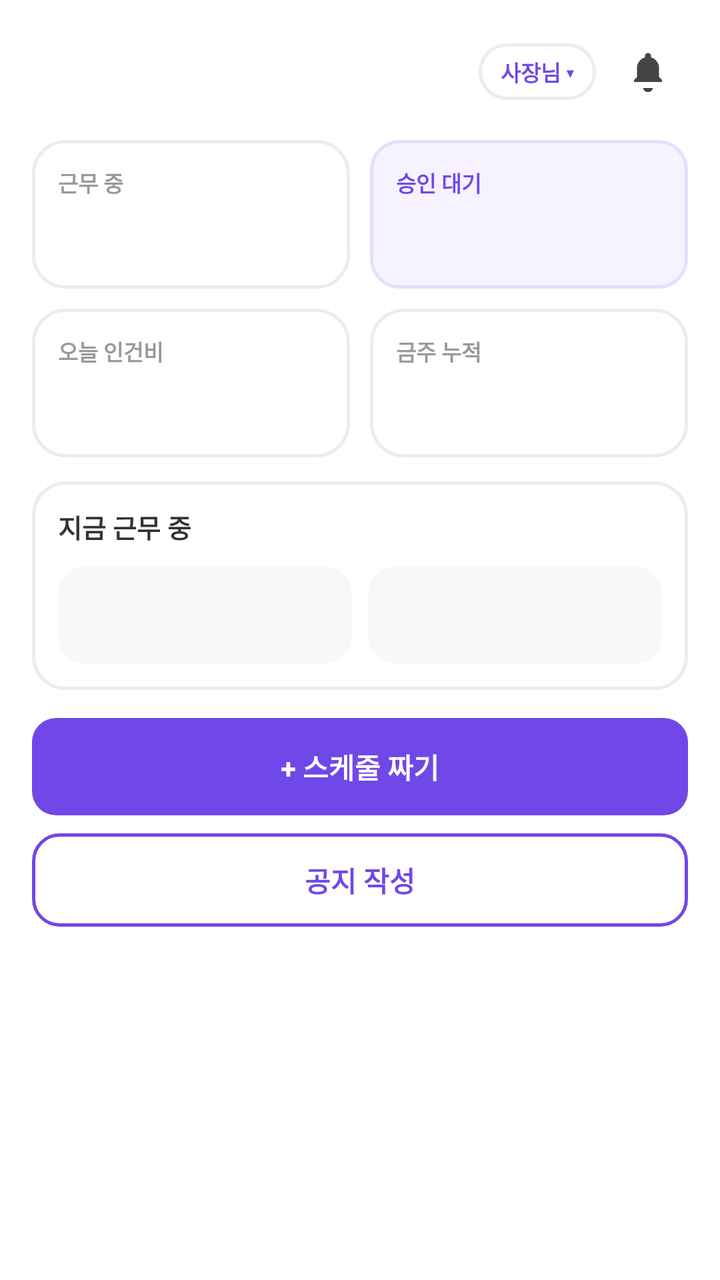
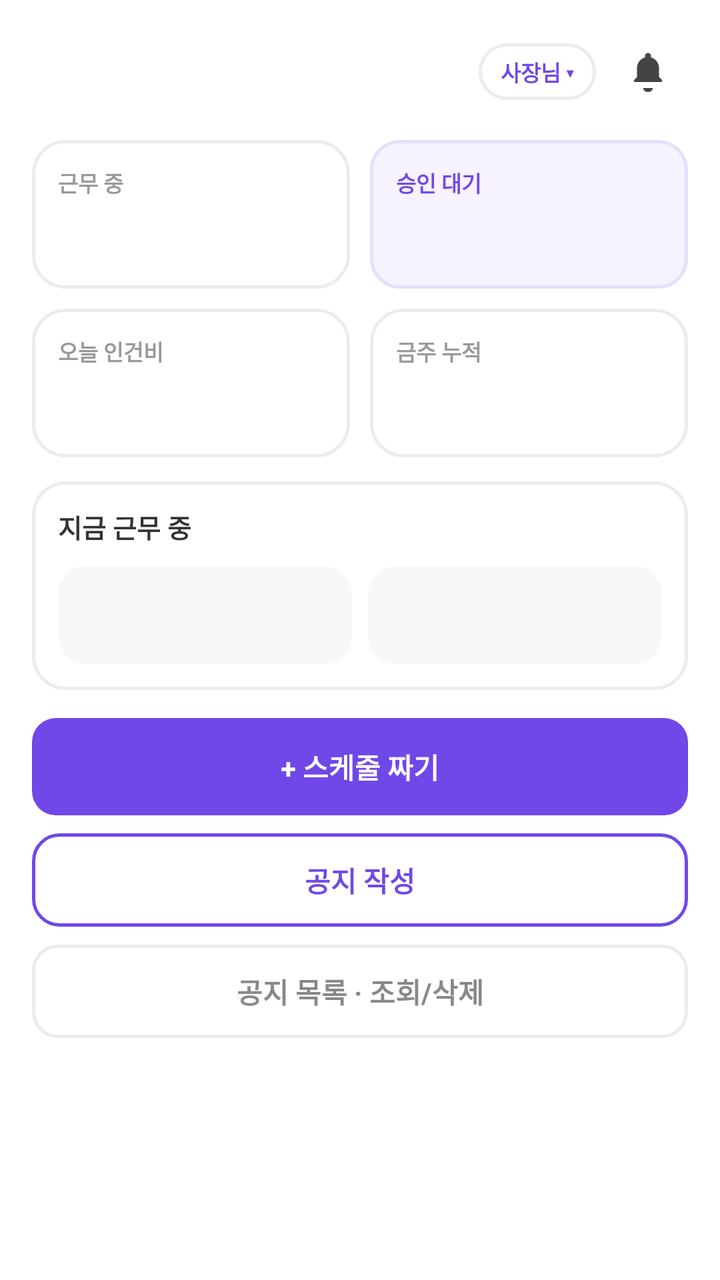

An Android layout rendered at two revisions. The XML below is the earlier revision; the diff shows what the commit changed to produce the second picture.
<!-- AndroidManifest.xml: application theme Theme.PTManagerEmployer -->
<!-- res/layout/fragment_home.xml -->
<?xml version="1.0" encoding="utf-8"?>
<androidx.core.widget.NestedScrollView xmlns:android="http://schemas.android.com/apk/res/android"
    android:layout_width="match_parent"
    android:layout_height="match_parent"
    android:background="@color/white"
    android:fillViewport="true">

    <LinearLayout
        android:layout_width="match_parent"
        android:layout_height="wrap_content"
        android:orientation="vertical"
        android:paddingHorizontal="16dp"
        android:paddingTop="16dp"
        android:paddingBottom="24dp">

        
        <LinearLayout
            android:layout_width="match_parent"
            android:layout_height="wrap_content"
            android:orientation="horizontal"
            android:gravity="center_vertical">

            <TextView
                android:id="@+id/tv_store_name"
                android:layout_width="0dp"
                android:layout_height="wrap_content"
                android:layout_weight="1"
                android:text=""
                android:textColor="@color/text_primary"
                android:textSize="18sp"
                android:textStyle="bold" />

            <TextView
                android:layout_width="wrap_content"
                android:layout_height="wrap_content"
                android:background="@drawable/bg_pill"
                android:text="사장님 ▾"
                android:textColor="@color/brand"
                android:textSize="11sp"
                android:textStyle="bold"
                android:paddingHorizontal="11dp"
                android:paddingVertical="6dp" />

            <ImageView
                android:id="@+id/btn_bell"
                android:layout_width="40dp"
                android:layout_height="40dp"
                android:layout_marginStart="6dp"
                android:padding="8dp"
                android:src="@drawable/ic_bell"
                android:background="?attr/selectableItemBackgroundBorderless"
                android:contentDescription="알림" />
        </LinearLayout>

        
        
        <LinearLayout
            android:layout_width="match_parent"
            android:layout_height="wrap_content"
            android:layout_marginTop="14dp"
            android:orientation="horizontal"
            android:baselineAligned="false">

            
            <LinearLayout
                android:layout_width="0dp"
                android:layout_height="wrap_content"
                android:layout_weight="1"
                android:layout_marginEnd="5dp"
                android:orientation="vertical"
                android:background="@drawable/bg_card"
                android:padding="13dp">

                <TextView
                    android:layout_width="wrap_content"
                    android:layout_height="wrap_content"
                    android:text="근무 중"
                    android:textColor="@color/text_tertiary"
                    android:textSize="11sp"
                    android:textStyle="bold" />

                <TextView
                    android:id="@+id/tv_working_count"
                    android:layout_width="wrap_content"
                    android:layout_height="wrap_content"
                    android:layout_marginTop="5dp"
                    android:text=""
                    android:textColor="@color/text_primary"
                    android:textSize="20sp"
                    android:textStyle="bold" />
            </LinearLayout>

            
            <LinearLayout
                android:id="@+id/card_approval"
                android:layout_width="0dp"
                android:layout_height="wrap_content"
                android:layout_weight="1"
                android:layout_marginStart="5dp"
                android:orientation="vertical"
                android:background="@drawable/bg_card_tinted"
                android:padding="13dp"
                android:foreground="?attr/selectableItemBackground">

                <TextView
                    android:layout_width="wrap_content"
                    android:layout_height="wrap_content"
                    android:text="승인 대기"
                    android:textColor="@color/brand"
                    android:textSize="11sp"
                    android:textStyle="bold" />

                <TextView
                    android:id="@+id/tv_approval_count"
                    android:layout_width="wrap_content"
                    android:layout_height="wrap_content"
                    android:layout_marginTop="5dp"
                    android:text=""
                    android:textColor="@color/text_primary"
                    android:textSize="20sp"
                    android:textStyle="bold" />
            </LinearLayout>
        </LinearLayout>

        
        <LinearLayout
            android:id="@+id/card_labor"
            android:layout_width="match_parent"
            android:layout_height="wrap_content"
            android:layout_marginTop="10dp"
            android:orientation="horizontal"
            android:baselineAligned="false"
            android:foreground="?attr/selectableItemBackground">

            
            <LinearLayout
                android:layout_width="0dp"
                android:layout_height="wrap_content"
                android:layout_weight="1"
                android:layout_marginEnd="5dp"
                android:orientation="vertical"
                android:background="@drawable/bg_card"
                android:padding="13dp">

                <TextView
                    android:layout_width="wrap_content"
                    android:layout_height="wrap_content"
                    android:text="오늘 인건비"
                    android:textColor="@color/text_tertiary"
                    android:textSize="11sp"
                    android:textStyle="bold" />

                <TextView
                    android:id="@+id/tv_today_labor"
                    android:layout_width="wrap_content"
                    android:layout_height="wrap_content"
                    android:layout_marginTop="5dp"
                    android:text=""
                    android:textColor="@color/text_primary"
                    android:textSize="20sp"
                    android:textStyle="bold" />
            </LinearLayout>

            
            <LinearLayout
                android:layout_width="0dp"
                android:layout_height="wrap_content"
                android:layout_weight="1"
                android:layout_marginStart="5dp"
                android:orientation="vertical"
                android:background="@drawable/bg_card"
                android:padding="13dp">

                <TextView
                    android:layout_width="wrap_content"
                    android:layout_height="wrap_content"
                    android:text="금주 누적"
                    android:textColor="@color/text_tertiary"
                    android:textSize="11sp"
                    android:textStyle="bold" />

                <TextView
                    android:id="@+id/tv_month_labor"
                    android:layout_width="wrap_content"
                    android:layout_height="wrap_content"
                    android:layout_marginTop="5dp"
                    android:text=""
                    android:textColor="@color/text_primary"
                    android:textSize="20sp"
                    android:textStyle="bold" />
            </LinearLayout>
        </LinearLayout>

        
        <LinearLayout
            android:layout_width="match_parent"
            android:layout_height="wrap_content"
            android:layout_marginTop="12dp"
            android:orientation="vertical"
            android:background="@drawable/bg_card"
            android:padding="13dp">

            <LinearLayout
                android:layout_width="match_parent"
                android:layout_height="wrap_content"
                android:orientation="horizontal"
                android:gravity="center_vertical">

                <TextView
                    android:layout_width="0dp"
                    android:layout_height="wrap_content"
                    android:layout_weight="1"
                    android:text="지금 근무 중"
                    android:textColor="#333333"
                    android:textSize="13sp"
                    android:textStyle="bold" />

                <TextView
                    android:layout_width="wrap_content"
                    android:layout_height="wrap_content"
                    android:text=""
                    android:textColor="@color/accent_green"
                    android:textSize="11sp"
                    android:textStyle="bold" />
            </LinearLayout>

            <LinearLayout
                android:layout_width="match_parent"
                android:layout_height="wrap_content"
                android:layout_marginTop="10dp"
                android:orientation="horizontal"
                android:baselineAligned="false">

                <LinearLayout
                    android:layout_width="0dp"
                    android:layout_height="wrap_content"
                    android:layout_weight="1"
                    android:layout_marginEnd="4dp"
                    android:orientation="vertical"
                    android:background="@drawable/bg_soft_gray"
                    android:padding="10dp">

                    <TextView
                        android:layout_width="wrap_content"
                        android:layout_height="wrap_content"
                        android:text=""
                        android:textColor="#444444"
                        android:textSize="11sp"
                        android:textStyle="bold" />

                    <TextView
                        android:layout_width="wrap_content"
                        android:layout_height="wrap_content"
                        android:layout_marginTop="2dp"
                        android:text=""
                        android:textColor="@color/text_hint"
                        android:textSize="9sp" />
                </LinearLayout>

                <LinearLayout
                    android:layout_width="0dp"
                    android:layout_height="wrap_content"
                    android:layout_weight="1"
                    android:layout_marginStart="4dp"
                    android:orientation="vertical"
                    android:background="@drawable/bg_soft_gray"
                    android:padding="10dp">

                    <TextView
                        android:layout_width="wrap_content"
                        android:layout_height="wrap_content"
                        android:text=""
                        android:textColor="#444444"
                        android:textSize="11sp"
                        android:textStyle="bold" />

                    <TextView
                        android:layout_width="wrap_content"
                        android:layout_height="wrap_content"
                        android:layout_marginTop="2dp"
                        android:text=""
                        android:textColor="@color/text_hint"
                        android:textSize="9sp" />
                </LinearLayout>
            </LinearLayout>
        </LinearLayout>

        
        <TextView
            android:id="@+id/btn_make_schedule"
            android:layout_width="match_parent"
            android:layout_height="wrap_content"
            android:layout_marginTop="14dp"
            android:background="@drawable/bg_btn_primary"
            android:text="+ 스케줄 짜기"
            android:textColor="@color/white"
            android:textSize="14sp"
            android:textStyle="bold"
            android:gravity="center"
            android:paddingVertical="14dp"
            android:foreground="?attr/selectableItemBackground" />

        <TextView
            android:id="@+id/btn_write_notice"
            android:layout_width="match_parent"
            android:layout_height="wrap_content"
            android:layout_marginTop="9dp"
            android:background="@drawable/bg_btn_outline"
            android:text="공지 작성"
            android:textColor="@color/brand"
            android:textSize="14sp"
            android:textStyle="bold"
            android:gravity="center"
            android:paddingVertical="13dp"
            android:foreground="?attr/selectableItemBackground" />
    </LinearLayout>
</androidx.core.widget.NestedScrollView>
<!-- resources referenced by this layout -->
<resources>
  <color name="accent_green">#16A34A</color>
  <color name="brand">#7048E8</color>
  <color name="text_hint">#BBBBBB</color>
  <color name="text_primary">#222222</color>
  <color name="text_tertiary">#999999</color>
  <color name="white">#FFFFFFFF</color>
  <!-- drawable bg_btn_outline (drawable) -->
  <?xml version="1.0" encoding="utf-8"?>
  <shape xmlns:android="http://schemas.android.com/apk/res/android" android:shape="rectangle">
      <solid android:color="@color/white" />
      <corners android:radius="13dp" />
      <stroke android:width="1.5dp" android:color="@color/brand" />
  </shape>
  <!-- drawable bg_btn_primary (drawable) -->
  <?xml version="1.0" encoding="utf-8"?>
  <shape xmlns:android="http://schemas.android.com/apk/res/android" android:shape="rectangle">
      <solid android:color="@color/brand" />
      <corners android:radius="12dp" />
  </shape>
  <!-- drawable bg_card (drawable) -->
  <?xml version="1.0" encoding="utf-8"?>
  <shape xmlns:android="http://schemas.android.com/apk/res/android" android:shape="rectangle">
      <solid android:color="@color/white" />
      <corners android:radius="16dp" />
      <stroke android:width="1.5dp" android:color="@color/border" />
  </shape>
  <!-- drawable bg_card_tinted (drawable) -->
  <?xml version="1.0" encoding="utf-8"?>
  <shape xmlns:android="http://schemas.android.com/apk/res/android" android:shape="rectangle">
      <solid android:color="@color/brand_light" />
      <corners android:radius="14dp" />
      <stroke android:width="1.5dp" android:color="@color/brand_border" />
  </shape>
  <!-- drawable bg_pill (drawable) -->
  <?xml version="1.0" encoding="utf-8"?>
  <shape xmlns:android="http://schemas.android.com/apk/res/android" android:shape="rectangle">
      <solid android:color="@color/white" />
      <corners android:radius="999dp" />
      <stroke android:width="1.5dp" android:color="@color/border" />
  </shape>
  <!-- drawable bg_soft_gray (drawable) -->
  <?xml version="1.0" encoding="utf-8"?>
  <shape xmlns:android="http://schemas.android.com/apk/res/android" android:shape="rectangle">
      <solid android:color="@color/surface_gray" />
      <corners android:radius="14dp" />
  </shape>
  <!-- drawable ic_bell (drawable) -->
  <vector xmlns:android="http://schemas.android.com/apk/res/android"
      android:width="24dp" android:height="24dp"
      android:viewportWidth="24" android:viewportHeight="24">
      <path android:fillColor="#444444"
          android:pathData="M12,22a2.5,2.5 0,0 0,2.45 -2H9.55A2.5,2.5 0,0 0,12 22zM19,17v-1l-1.5,-1.5V10a5.5,5.5 0,0 0,-4 -5.3V4a1.5,1.5 0,0 0,-3 0v0.7A5.5,5.5 0,0 0,6.5 10v4.5L5,16v1z" />
  </vector>
  <style name="Theme.PTManagerEmployer" parent="Base.Theme.PTManagerEmployer" />
  <color name="border">#ECECEC</color>
  <color name="brand_light">#F6F2FF</color>
  <color name="brand_border">#E7DEFC</color>
  <color name="surface_gray">#F7F8FA</color>
  <!-- unchanged entries left out for length: 1 -->
</resources>

<!-- the commit's change to res/layout/fragment_home.xml (unified diff, before → after) -->
@@ -41,15 +41,30 @@
                 android:paddingHorizontal="11dp"
                 android:paddingVertical="6dp" />
 
-            <ImageView
-                android:id="@+id/btn_bell"
-                android:layout_width="40dp"
-                android:layout_height="40dp"
-                android:layout_marginStart="6dp"
-                android:padding="8dp"
-                android:src="@drawable/ic_bell"
-                android:background="?attr/selectableItemBackgroundBorderless"
-                android:contentDescription="알림" />
+            <FrameLayout
+                android:layout_width="wrap_content"
+                android:layout_height="wrap_content"
+                android:layout_marginStart="6dp">
+
+                <ImageView
+                    android:id="@+id/btn_bell"
+                    android:layout_width="40dp"
+                    android:layout_height="40dp"
+                    android:padding="8dp"
+                    android:src="@drawable/ic_bell"
+                    android:background="?attr/selectableItemBackgroundBorderless"
+                    android:contentDescription="알림" />
+
+                <View
+                    android:id="@+id/bell_dot"
+                    android:layout_width="9dp"
+                    android:layout_height="9dp"
+                    android:layout_gravity="top|end"
+                    android:layout_marginTop="7dp"
+                    android:layout_marginEnd="7dp"
+                    android:background="@drawable/bg_dot_red"
+                    android:visibility="gone" />
+            </FrameLayout>
         </LinearLayout>
 
         
@@ -313,5 +328,19 @@
             android:gravity="center"
             android:paddingVertical="13dp"
             android:foreground="?attr/selectableItemBackground" />
+
+        <TextView
+            android:id="@+id/btn_notice_list"
+            android:layout_width="match_parent"
+            android:layout_height="wrap_content"
+            android:layout_marginTop="9dp"
+            android:background="@drawable/bg_btn_outline_gray"
+            android:text="공지 목록 · 조회/삭제"
+            android:textColor="@color/text_secondary"
+            android:textSize="14sp"
+            android:textStyle="bold"
+            android:gravity="center"
+            android:paddingVertical="13dp"
+            android:foreground="?attr/selectableItemBackground" />
     </LinearLayout>
 </androidx.core.widget.NestedScrollView>
<!-- resource entries referenced after the edit -->
@@ -4,6 +4,7 @@
   <color name="brand">#7048E8</color>
   <color name="text_hint">#BBBBBB</color>
   <color name="text_primary">#222222</color>
+  <color name="text_secondary">#888888</color>
   <color name="text_tertiary">#999999</color>
   <color name="white">#FFFFFFFF</color>
   <!-- drawable bg_btn_outline (drawable) -->
@@ -12,6 +13,13 @@
       <solid android:color="@color/white" />
       <corners android:radius="13dp" />
       <stroke android:width="1.5dp" android:color="@color/brand" />
+  </shape>
+  <!-- drawable bg_btn_outline_gray (drawable) -->
+  <?xml version="1.0" encoding="utf-8"?>
+  <shape xmlns:android="http://schemas.android.com/apk/res/android" android:shape="rectangle">
+      <solid android:color="@color/white" />
+      <corners android:radius="12dp" />
+      <stroke android:width="1.5dp" android:color="@color/border" />
   </shape>
   <!-- drawable bg_btn_primary (drawable) -->
   <?xml version="1.0" encoding="utf-8"?>
@@ -32,6 +40,12 @@
       <solid android:color="@color/brand_light" />
       <corners android:radius="14dp" />
       <stroke android:width="1.5dp" android:color="@color/brand_border" />
+  </shape>
+  <!-- drawable bg_dot_red (drawable) -->
+  <?xml version="1.0" encoding="utf-8"?>
+  <shape xmlns:android="http://schemas.android.com/apk/res/android" android:shape="oval">
+      <solid android:color="@color/accent_red" />
+      <stroke android:width="1.5dp" android:color="@color/white" />
   </shape>
   <!-- drawable bg_pill (drawable) -->
   <?xml version="1.0" encoding="utf-8"?>
@@ -57,6 +71,7 @@
   <color name="border">#ECECEC</color>
   <color name="brand_light">#F6F2FF</color>
   <color name="brand_border">#E7DEFC</color>
+  <color name="accent_red">#E03131</color>
   <color name="surface_gray">#F7F8FA</color>
   <!-- unchanged entries left out for length: 1 -->
 </resources>
